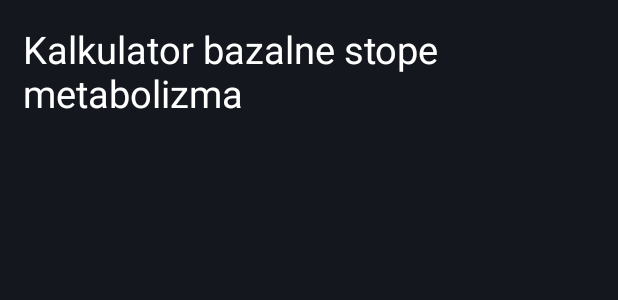
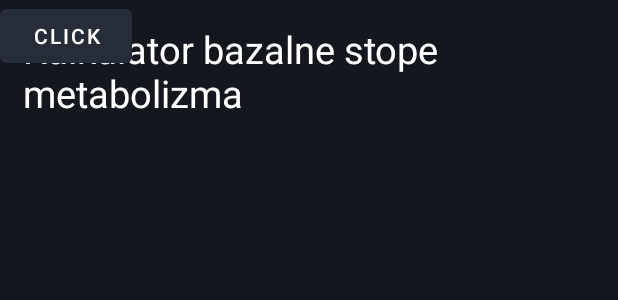
Before and after one commit to AndrejAntonic/RAMPU-projekt, an Android app: the layout fragment_calculator.xml on its own in the app's theme, with its tools: preview values and no code run, on a phone screen of 412 x 824 dp. Shown: the top 300 px of the screen. Run offline under Robolectric (Android 15) with nearby library versions, the phone set to English and light mode, and no system bars.

Commit message:
Privremeni commit openButton activity-a.

```diff
--- a/Software/MyFitness/app/src/main/res/layout/fragment_calculator.xml
+++ b/Software/MyFitness/app/src/main/res/layout/fragment_calculator.xml
@@ -16,4 +16,10 @@
         android:padding="15dp"
         />
 
+    <Button
+        android:id="@+id/open_InputActivity"
+        android:layout_width="wrap_content"
+        android:layout_height="wrap_content"
+        android:text="Click" />
+
 </FrameLayout>
```
Also changed, not shown: Software/MyFitness/app/src/main/java/com/example/myfitness/fragments/CalculatorFragment.kt (+14 -0 lines).
